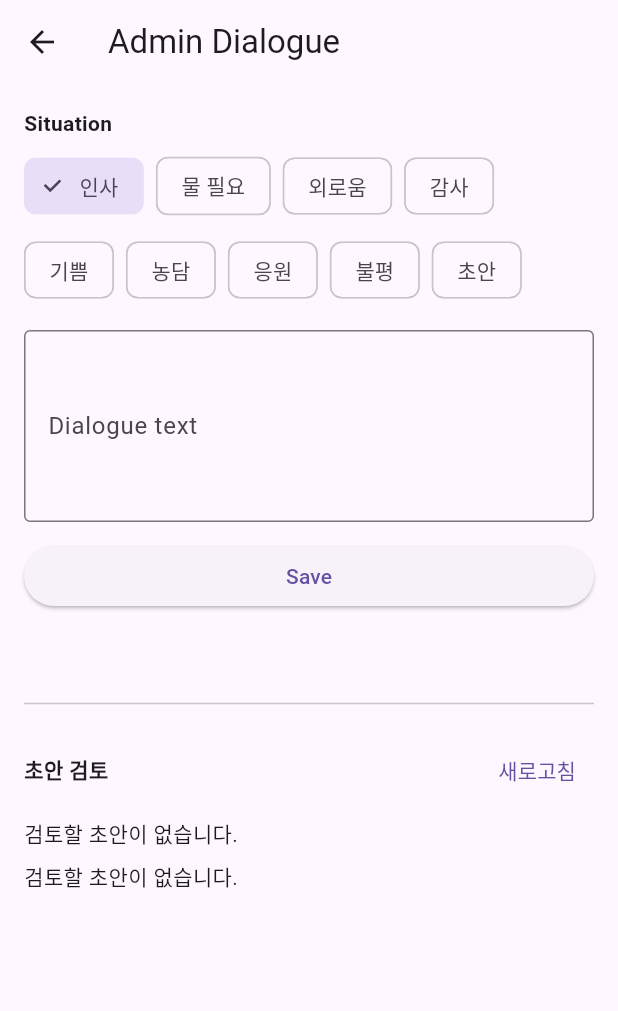
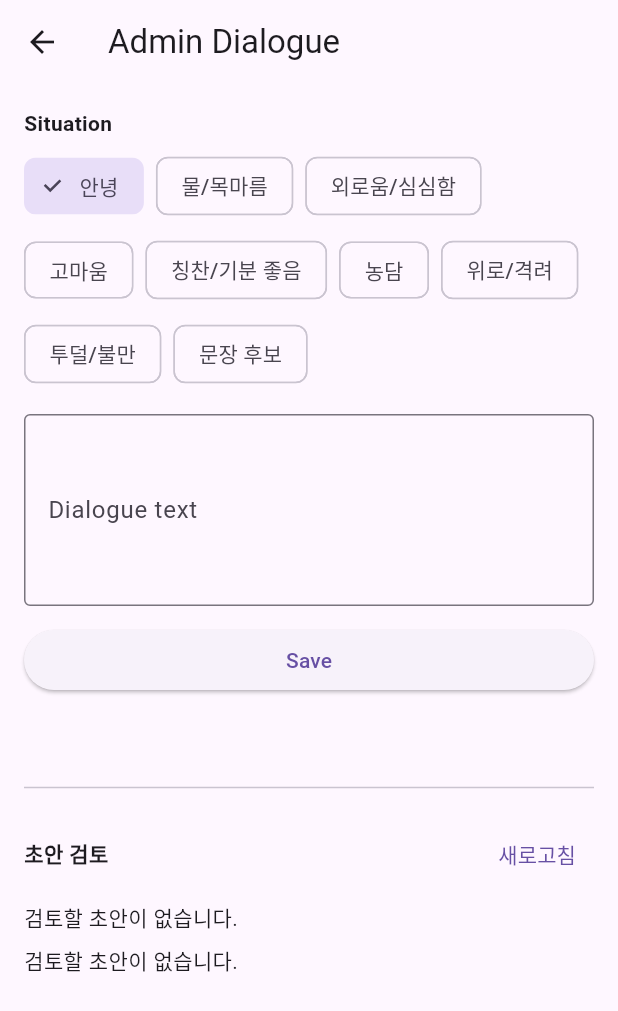
Before and after one commit to ggiggle74-bit/plantalk2, a Flutter app: the AdminDialogueScreen screen opened directly, on a phone screen of 412 x 824 dp. Shown: the top 1011 px of the screen. Run offline on Flutter 3.47's test engine with Material 3 defaults, Android fonts, the light colour scheme and no system bars; our stand-ins replace image_picker, supabase_flutter; accounts and stored records are empty.

Commit message:
Improve admin dialogue category labels

```diff
--- a/lib/admin_dialogue_screen.dart
+++ b/lib/admin_dialogue_screen.dart
@@ -23,15 +23,15 @@ class _AdminDialogueScreenState extends State<AdminDialogueScreen> {
   static const List<String> _situations = [..._activeSituations, 'draft'];
 
   static const Map<String, String> _situationLabels = {
-    'greeting': '인사',
-    'thirsty': '물 필요',
-    'lonely': '외로움',
-    'thanks': '감사',
-    'happy': '기쁨',
+    'greeting': '안녕',
+    'thirsty': '물/목마름',
+    'lonely': '외로움/심심함',
+    'thanks': '고마움',
+    'happy': '칭찬/기분 좋음',
     'joke': '농담',
-    'encourage': '응원',
-    'complain': '불평',
-    'draft': '초안',
+    'encourage': '위로/격려',
+    'complain': '투덜/불만',
+    'draft': '문장 후보',
   };
 
   final TextEditingController _textController = TextEditingController();
```
